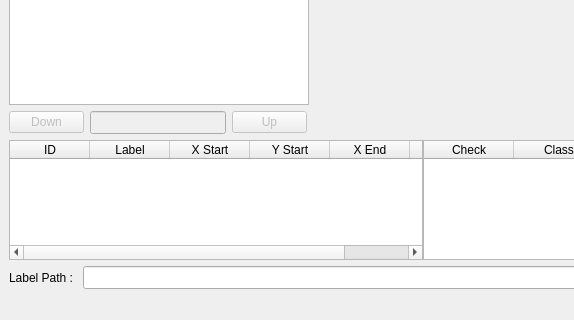
The window that ui/UI.ui (si-yeon/labeling) describes before a commit, drawn with Qt 5; both pictures show x 0 to 574 and y 265 to 585 of the 846 by 585 pixel window.
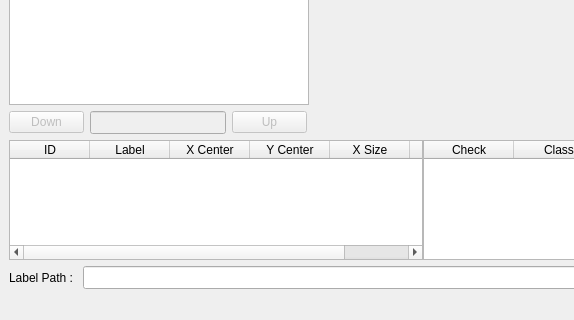
The same window after the commit.

Commit message: Fit to Yolo dataset

What changed in the file:
```diff
--- a/ui/UI.ui
+++ b/ui/UI.ui
@@ -269,22 +269,22 @@
         </column>
         <column>
          <property name="text">
-          <string>X Start</string>
+          <string>X Center</string>
          </property>
         </column>
         <column>
          <property name="text">
-          <string>Y Start</string>
+          <string>Y Center</string>
          </property>
         </column>
         <column>
          <property name="text">
-          <string>X End</string>
+          <string>X Size</string>
          </property>
         </column>
         <column>
          <property name="text">
-          <string>Y End</string>
+          <string>Y Size</string>
          </property>
         </column>
        </widget>
```
The commit also changes 1 other file.
